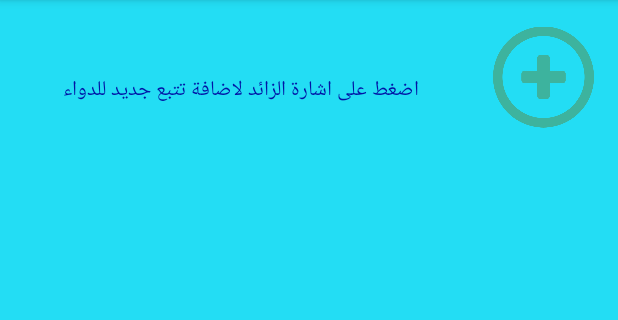
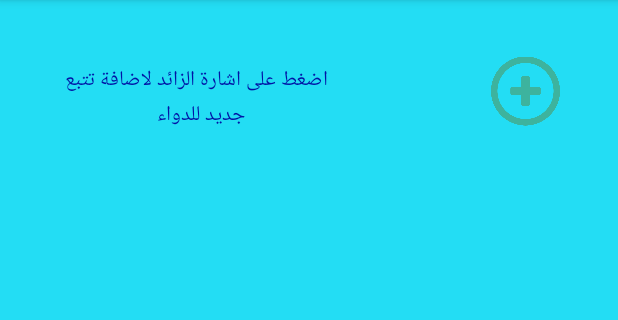
Before and after one commit to damouni/TherapyApp, an Android app: the TrackActivity screen opened directly, with no data from a screen before it, on a phone screen of 412 x 824 dp, the part 84-404 px from its top. Run offline under Robolectric (Android 15) with nearby library versions, the phone set to English and light mode, and no system bars.

Commit message:
Working on TrackActivity Design

```diff
--- a/app/src/main/java/com/example/myproject/TrackActivity.java
+++ b/app/src/main/java/com/example/myproject/TrackActivity.java
@@ -3,6 +3,7 @@ package com.example.myproject;
 import androidx.appcompat.app.AppCompatActivity;
 
 import android.os.Bundle;
+import android.view.View;
 
 public class TrackActivity extends AppCompatActivity {
 
@@ -11,4 +12,8 @@ public class TrackActivity extends AppCompatActivity {
         super.onCreate(savedInstanceState);
         setContentView(R.layout.activity_track);
     }
+
+    public void AddTrackToDwa(View view)  {
+
+    }
 }
--- a/app/src/main/res/layout/activity_track.xml
+++ b/app/src/main/res/layout/activity_track.xml
@@ -8,28 +8,29 @@
     tools:context=".TrackActivity">
 
     <ImageView
-        android:id="@+id/imageView2"
-        android:layout_width="67dp"
-        android:layout_height="69dp"
+        android:id="@+id/AddTrack"
+        android:onClick="AddTrackToDwa"
+        android:layout_width="46dp"
+        android:layout_height="48dp"
         app:layout_constraintBottom_toBottomOf="parent"
         app:layout_constraintEnd_toEndOf="parent"
-        app:layout_constraintHorizontal_bias="0.953"
+        app:layout_constraintHorizontal_bias="0.895"
         app:layout_constraintStart_toStartOf="parent"
         app:layout_constraintTop_toTopOf="parent"
-        app:layout_constraintVertical_bias="0.024"
+        app:layout_constraintVertical_bias="0.051"
         app:srcCompat="@drawable/plus" />
 
     <TextView
         android:id="@+id/textView2"
-        android:layout_width="307dp"
-        android:layout_height="112dp"
+        android:layout_width="200dp"
+        android:layout_height="97dp"
         android:gravity="center"
         android:text="اضغط على اشارة الزائد لاضافة تتبع جديد للدواء  "
         android:textColor="#0213A5"
         app:layout_constraintBottom_toBottomOf="parent"
-        app:layout_constraintEnd_toStartOf="@+id/imageView2"
-        app:layout_constraintHorizontal_bias="0.19"
+        app:layout_constraintEnd_toEndOf="parent"
+        app:layout_constraintHorizontal_bias="0.146"
         app:layout_constraintStart_toStartOf="parent"
         app:layout_constraintTop_toTopOf="parent"
-        app:layout_constraintVertical_bias="0.006" />
+        app:layout_constraintVertical_bias="0.025" />
 </androidx.constraintlayout.widget.ConstraintLayout>
```
